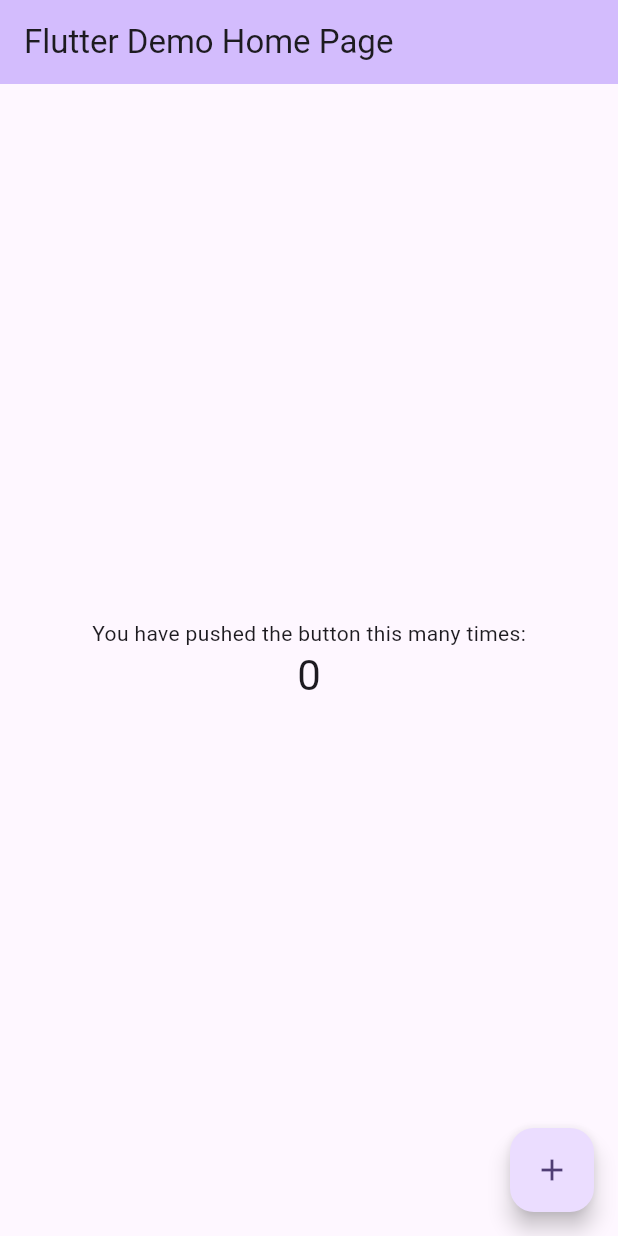
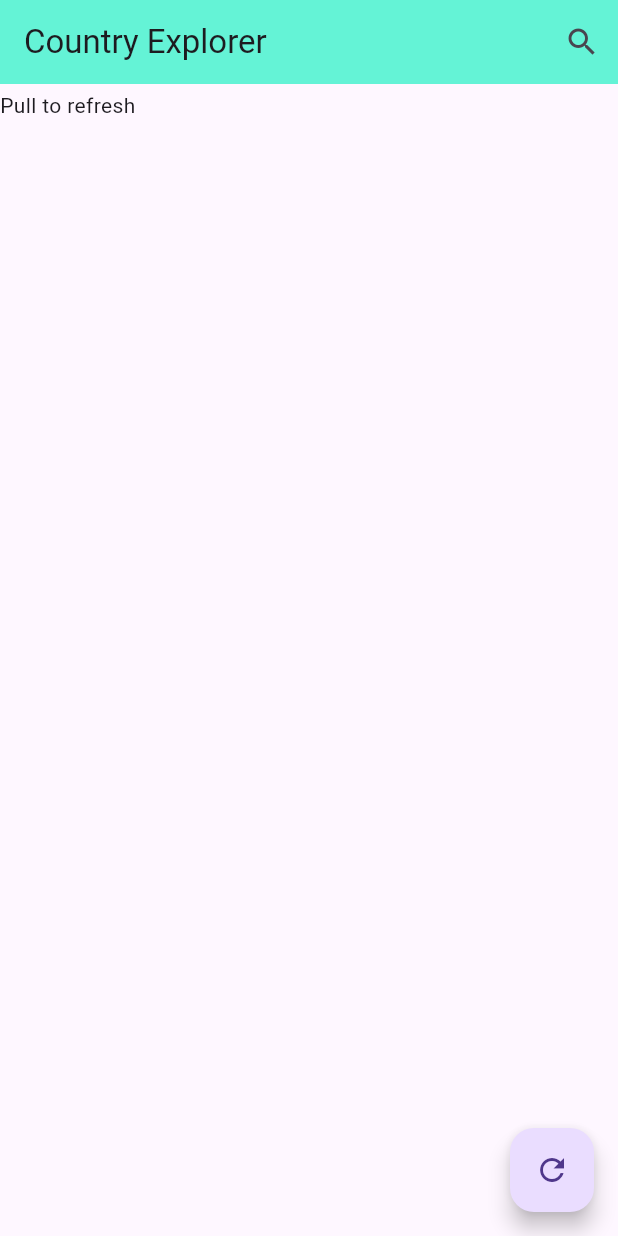
Before and after one commit to talented-vicky/explore_countries_app, a Flutter app: the screen it shows after launch, on a phone screen of 412 x 824 dp. Run offline on Flutter 3.47's test engine with Material 3 defaults, Android fonts, the phone set to English and light mode, and no system bars; our stand-ins replace equatable, flutter_bloc, graphql_flutter.

Commit message:
implemented bloc for state management, completed graphql query for fetching contries and added refresh and loading indicator

```diff
--- a/lib/main.dart
+++ b/lib/main.dart
@@ -1,68 +1,34 @@
 import 'package:flutter/material.dart';
+import 'package:flutter_bloc/flutter_bloc.dart';
 
-void main() {
-  runApp(const MyApp());
+import 'package:explore_countries_app/src/blocs/country_cubit.dart';
+import 'package:explore_countries_app/src/repositories/country_repository.dart';
+import 'package:explore_countries_app/src/screens/countries_screen.dart';
+import 'package:explore_countries_app/src/services/graphql_service.dart';
+
+void main() async {
+  WidgetsFlutterBinding.ensureInitialized();
+  final client = GraphqlService.initClient().value;
+  final repo = CountryRepository(client: client);
+
+  runApp(MyApp(
+    repository: repo,
+  ));
 }
 
 class MyApp extends StatelessWidget {
-  const MyApp({super.key});
+  final CountryRepository repository;
+  const MyApp({super.key, required this.repository});
 
   @override
   Widget build(BuildContext context) {
     return MaterialApp(
-      title: 'Flutter Demo',
-      theme: ThemeData(
-        colorScheme: ColorScheme.fromSeed(seedColor: Colors.deepPurple),
-        useMaterial3: true,
-      ),
-      home: const MyHomePage(title: 'Flutter Demo Home Page'),
-    );
-  }
-}
-
-class MyHomePage extends StatefulWidget {
-  const MyHomePage({super.key, required this.title});
-
-  final String title;
-
-  @override
-  State<MyHomePage> createState() => _MyHomePageState();
-}
-
-class _MyHomePageState extends State<MyHomePage> {
-  int _counter = 0;
-
-  void _incrementCounter() {
-    setState(() {
-      _counter++;
-    });
-  }
-
-  @override
-  Widget build(BuildContext context) {
-    return Scaffold(
-      appBar: AppBar(
-        backgroundColor: Theme.of(context).colorScheme.inversePrimary,
-        title: Text(widget.title),
-      ),
-      body: Center(
-        child: Column(
-          mainAxisAlignment: MainAxisAlignment.center,
-          children: <Widget>[
-            const Text(
-              'You have pushed the button this many times:',
-            ),
-            Text(
-              '$_counter',
-              style: Theme.of(context).textTheme.headlineMedium,
-            ),
-          ],
-        ),
-      ),
-      floatingActionButton: FloatingActionButton(
-        onPressed: _incrementCounter,
-        tooltip: 'Increment',
-        child: const Icon(Icons.add),
+      debugShowCheckedModeBanner: false,
+      title: 'CountryExplorer',
+      theme: ThemeData(useMaterial3: true),
+      home: BlocProvider(
+        create: (_) => CountryCubit(repository),
+        child: const CountriesScreen(),
       ),
     );
   }
--- a/lib/src/blocs/country_cubit.dart
+++ b/lib/src/blocs/country_cubit.dart
@@ -0,0 +1,22 @@
+import 'package:flutter_bloc/flutter_bloc.dart';
+
+import 'package:explore_countries_app/src/blocs/country_state.dart';
+import 'package:explore_countries_app/src/repositories/country_repository.dart';
+
+// for managing & emitting various country states defined in "CountryState"
+class CountryCubit extends Cubit<CountryState> {
+  final CountryRepository repository;
+
+  CountryCubit(this.repository) : super(CountryInit());
+
+  void fetchCountries() async {
+    emit(CountryLoading());
+
+    try {
+      final countries = await repository.fetchCountries();
+      emit(CountryLoaded(countries));
+    } catch (e) {
+      emit(CountryError(msg: e.toString()));
+    }
+  }
+}
--- a/lib/src/blocs/country_state.dart
+++ b/lib/src/blocs/country_state.dart
@@ -1,17 +1,24 @@
 import 'package:equatable/equatable.dart';
 import 'package:explore_countries_app/src/models/country.dart';
 
+// base class for various states comparison via equatable
 abstract class CountryState extends Equatable {
   const CountryState();
 
   @override
+  // List<Object> props(){
+  //   return []
+  // }
   List<Object> get props => [];
 }
 
-class CountryProps extends CountryState {}
+// when app first opens
+class CountryInit extends CountryState {}
 
+// for spinners/loaders
 class CountryLoading extends CountryState {}
 
+// after successful fetch
 class CountryLoaded extends CountryState {
   final List<Country> countries;
   const CountryLoaded(this.countries);
@@ -20,6 +27,7 @@ class CountryLoaded extends CountryState {
   List<Object> get props => [countries];
 }
 
+// if fetching fails
 class CountryError extends CountryState {
   final String msg;
   const CountryError({required this.msg});
--- a/lib/src/repositories/country_repository.dart
+++ b/lib/src/repositories/country_repository.dart
@@ -1,6 +1,6 @@
 import 'package:graphql_flutter/graphql_flutter.dart';
 
-import '../models//country.dart';
+import '../models/country.dart';
 
 class CountryRepository {
   final GraphQLClient client;
@@ -19,10 +19,12 @@ class CountryRepository {
 
     final result = await client.query(QueryOptions(document: gql(query)));
     if (result.hasException) {
+      print(result.source.toString());
       throw Exception(result.exception.toString());
     }
 
     final countriesData = result.data!['countries'] as List;
+    print(countriesData);
     return countriesData.map((data) => Country.fromJson(data)).toList();
   }
 }
--- /dev/null
+++ b/lib/src/screens/countries_screen.dart
@@ -0,0 +1,74 @@
+import 'package:flutter/material.dart';
+import 'package:flutter_bloc/flutter_bloc.dart';
+
+import 'package:explore_countries_app/src/blocs/country_cubit.dart';
+import 'package:explore_countries_app/src/blocs/country_state.dart';
+
+class CountriesScreen extends StatelessWidget {
+  const CountriesScreen({super.key});
+
+  @override
+  Widget build(BuildContext context) {
+    return Scaffold(
+      appBar: AppBar(
+        title: const Text("Country Explorer"),
+        actions: [
+          IconButton(
+            onPressed: () {},
+            icon: const Icon(Icons.search_sharp),
+          )
+        ],
+        elevation: 2,
+        backgroundColor: Colors.tealAccent,
+      ),
+      body: RefreshIndicator(
+        onRefresh: () async => context.read<CountryCubit>().fetchCountries(),
+        child: BlocBuilder<CountryCubit, CountryState>(
+            // listen for countrystate changes emitted by countrycubit, then rebuild UI
+            builder: (ctxt, state) {
+          if (state is CountryLoading) {
+            return ListView(children: const [
+              Padding(
+                  padding: EdgeInsets.all(12),
+                  child: Center(
+                    child: CircularProgressIndicator(),
+                  ))
+            ]);
+          } else if (state is CountryLoaded) {
+            return ListView.builder(
+              itemCount: state.countries.length,
+              itemBuilder: (ctxt, ind) {
+                final country = state.countries[ind];
+                return ListTile(
+                  title: Text(country.name),
+                  subtitle: Text(country.code),
+                );
+              },
+            );
+          } else if (state is CountryError) {
+            return const Center(
+              child: Column(
+                mainAxisAlignment: MainAxisAlignment.center,
+                children: [
+                  Text('Error Fetching Countries'),
+                  Text('Please retry!'),
+                ],
+              ),
+            );
+          }
+          // fallback state
+          return ListView(children: const [
+            Padding(
+              padding: EdgeInsets.symmetric(vertical: 4),
+              child: Text('Pull to refresh'),
+            ),
+          ]);
+        }),
+      ),
+      floatingActionButton: FloatingActionButton(
+        onPressed: () => context.read<CountryCubit>().fetchCountries(),
+        child: const Icon(Icons.refresh),
+      ),
+    );
+  }
+}
```
Also changed, not shown: 1 other file.
